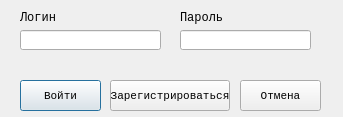
Qt form PyQTForms/LoginForm.ui (ruzyqwerty/helpdeskonpython) before a commit.
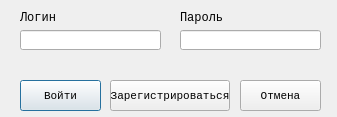
The same form after that commit.

The edit to the form file:
```diff
--- a/PyQTForms/LoginForm.ui
+++ b/PyQTForms/LoginForm.ui
@@ -6,7 +6,7 @@
    <rect>
     <x>0</x>
     <y>0</y>
-    <width>343</width>
+    <width>337</width>
     <height>117</height>
    </rect>
   </property>
@@ -72,7 +72,7 @@
     <rect>
      <x>180</x>
      <y>30</y>
-     <width>131</width>
+     <width>141</width>
      <height>20</height>
     </rect>
    </property>
```
